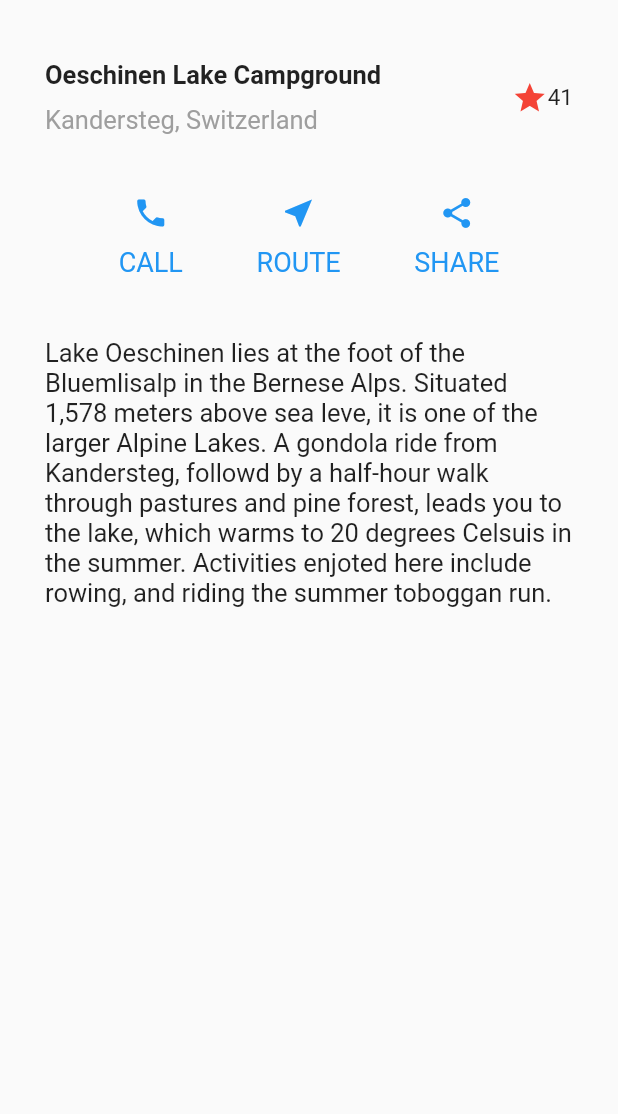
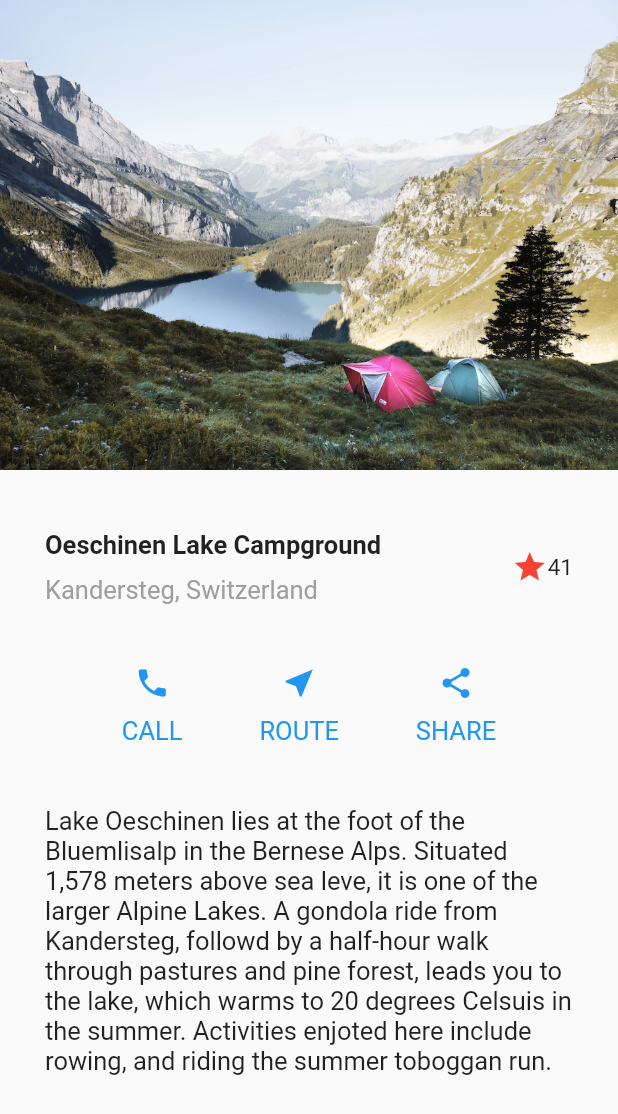
Before and after one commit to RandyKdev/30DaysOfFLutter, a Flutter app: the screen it shows after launch, on a phone screen of 412 x 824 dp. Shown: the top 1114 px of the screen. Run offline on Flutter 3.47's test engine with Material 2 defaults, Android fonts, the phone set to English and light mode, and no system bars.

Commit message:
day 5 completed

```diff
--- a/lib/components/rowButtonSection.dart
+++ b/lib/components/rowButtonSection.dart
@@ -29,7 +29,7 @@ class RowButtonSection extends StatelessWidget {
             text,
             style: TextStyle(
               color: Colors.blue,
-              fontSize: 18,
+              fontSize: 17,
             ),
           ),
         ),
--- a/lib/main.dart
+++ b/lib/main.dart
@@ -1,4 +1,5 @@
 import 'package:flutter/material.dart';
+import 'package:flutter/services.dart';
 import 'package:flutter_30_days_of_code/screens/layout.dart';
 
 void main() => runApp(MyApp());
@@ -6,6 +7,7 @@ void main() => runApp(MyApp());
 class MyApp extends StatelessWidget {
   @override
   Widget build(BuildContext context) {
+    SystemChrome.setEnabledSystemUIOverlays([]);
     return MaterialApp(
       debugShowCheckedModeBanner: false,
       theme: ThemeData(primaryColor: Colors.blue),
--- a/lib/screens/layout.dart
+++ b/lib/screens/layout.dart
@@ -8,6 +8,7 @@ class LayoutScreen extends StatelessWidget {
   Widget build(BuildContext context) {
     return ListView(
       children: [
+        Image.asset("assets/lake.jpg"),
         TitleSection(),
         RowButtonSection(),
         BlockTextSection(),
--- a/pubspec.yaml
+++ b/pubspec.yaml
@@ -28,7 +28,6 @@ dependencies:
   # The following adds the Cupertino Icons font to your application.
   # Use with the CupertinoIcons class for iOS style icons.
   cupertino_icons: ^1.0.0
-  english_words: ^3.1.5
 
 dev_dependencies:
   flutter_test:
@@ -46,8 +45,8 @@ flutter:
   uses-material-design: true
 
   # To add assets to your application, add an assets section, like this:
-  # assets:
-  #   - images/a_dot_burr.jpeg
+  assets:
+    - assets/lake.jpg
   #   - images/a_dot_ham.jpeg
 
   # An image asset can refer to one or more resolution-specific "variants", see
```
Also changed, not shown: pubspec.lock.
